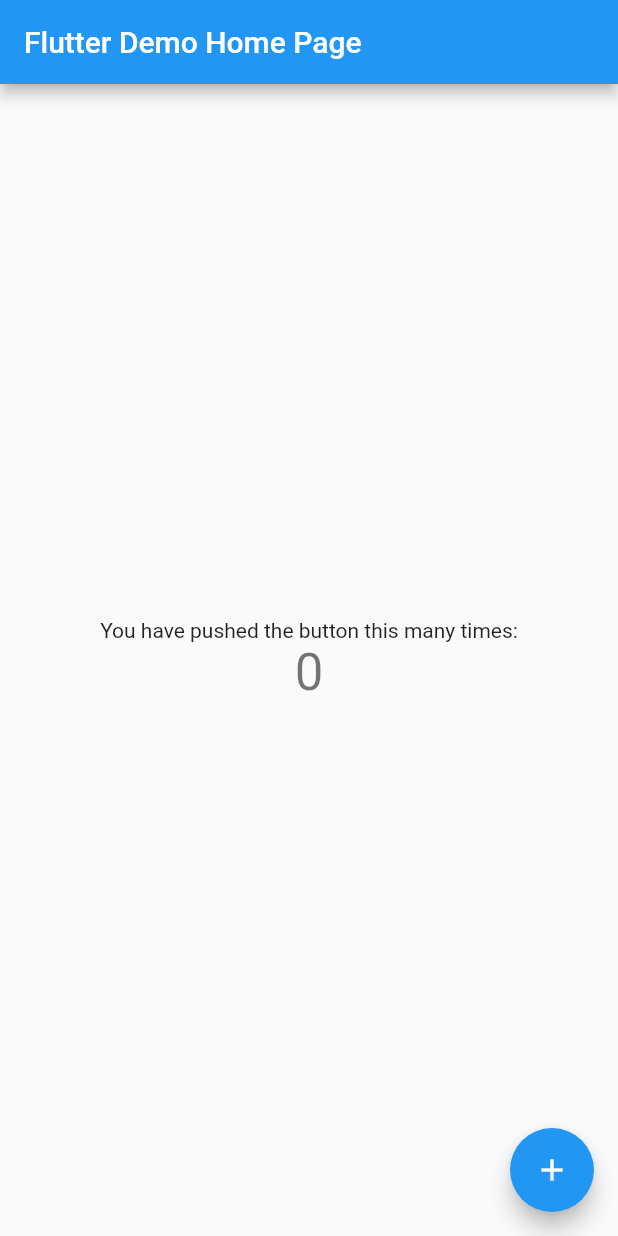
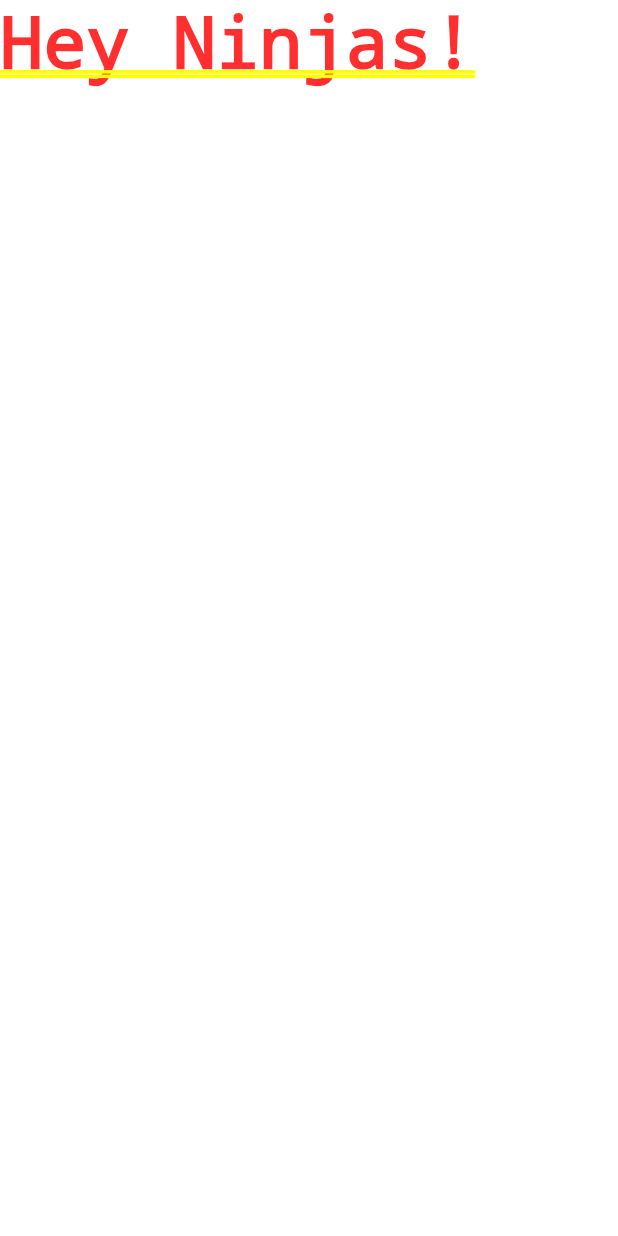
Before and after one commit to SafNaaz/myapp, a Flutter app: the screen it shows after launch, on a phone screen of 412 x 824 dp. Run offline on Flutter 3.47's test engine with Material 2 defaults, Android fonts, the phone set to English and light mode, and no system bars.

Commit message:
Hello Ninjas

```diff
--- a/lib/main.dart
+++ b/lib/main.dart
@@ -1,117 +1,7 @@
 import 'package:flutter/material.dart';
 
 void main() {
-  runApp(MyApp());
+  runApp(MaterialApp(
+    home : Text('Hey Ninjas!'),
+  ));
 }
-
-class MyApp extends StatelessWidget {
-  // This widget is the root of your application.
-  @override
-  Widget build(BuildContext context) {
-    return MaterialApp(
-      title: 'Flutter Demo',
-      theme: ThemeData(
-        // This is the theme of your application.
-        //
-        // Try running your application with "flutter run". You'll see the
-        // application has a blue toolbar. Then, without quitting the app, try
-        // changing the primarySwatch below to Colors.green and then invoke
-        // "hot reload" (press "r" in the console where you ran "flutter run",
-        // or simply save your changes to "hot reload" in a Flutter IDE).
-        // Notice that the counter didn't reset back to zero; the application
-        // is not restarted.
-        primarySwatch: Colors.blue,
-        // This makes the visual density adapt to the platform that you run
-        // the app on. For desktop platforms, the controls will be smaller and
-        // closer together (more dense) than on mobile platforms.
-        visualDensity: VisualDensity.adaptivePlatformDensity,
-      ),
-      home: MyHomePage(title: 'Flutter Demo Home Page'),
-    );
-  }
-}
-
-class MyHomePage extends StatefulWidget {
-  MyHomePage({Key key, this.title}) : super(key: key);
-
-  // This widget is the home page of your application. It is stateful, meaning
-  // that it has a State object (defined below) that contains fields that affect
-  // how it looks.
-
-  // This class is the configuration for the state. It holds the values (in this
-  // case the title) provided by the parent (in this case the App widget) and
-  // used by the build method of the State. Fields in a Widget subclass are
-  // always marked "final".
-
-  final String title;
-
-  @override
-  _MyHomePageState createState() => _MyHomePageState();
-}
-
-class _MyHomePageState extends State<MyHomePage> {
-  int _counter = 0;
-
-  void _incrementCounter() {
-    setState(() {
-      // This call to setState tells the Flutter framework that something has
-      // changed in this State, which causes it to rerun the build method below
-      // so that the display can reflect the updated values. If we changed
-      // _counter without calling setState(), then the build method would not be
-      // called again, and so nothing would appear to happen.
-      _counter++;
-    });
-  }
-
-  @override
-  Widget build(BuildContext context) {
-    // This method is rerun every time setState is called, for instance as done
-    // by the _incrementCounter method above.
-    //
-    // The Flutter framework has been optimized to make rerunning build methods
-    // fast, so that you can just rebuild anything that needs updating rather
-    // than having to individually change instances of widgets.
-    return Scaffold(
-      appBar: AppBar(
-        // Here we take the value from the MyHomePage object that was created by
-        // the App.build method, and use it to set our appbar title.
-        title: Text(widget.title),
-      ),
-      body: Center(
-        // Center is a layout widget. It takes a single child and positions it
-        // in the middle of the parent.
-        child: Column(
-          // Column is also a layout widget. It takes a list of children and
-          // arranges them vertically. By default, it sizes itself to fit its
-          // children horizontally, and tries to be as tall as its parent.
-          //
-          // Invoke "debug painting" (press "p" in the console, choose the
-          // "Toggle Debug Paint" action from the Flutter Inspector in Android
-          // Studio, or the "Toggle Debug Paint" command in Visual Studio Code)
-          // to see the wireframe for each widget.
-          //
-          // Column has various properties to control how it sizes itself and
-          // how it positions its children. Here we use mainAxisAlignment to
-          // center the children vertically; the main axis here is the vertical
-          // axis because Columns are vertical (the cross axis would be
-          // horizontal).
-          mainAxisAlignment: MainAxisAlignment.center,
-          children: <Widget>[
-            Text(
-              'You have pushed the button this many times:',
-            ),
-            Text(
-              '$_counter',
-              style: Theme.of(context).textTheme.headline4,
-            ),
-          ],
-        ),
-      ),
-      floatingActionButton: FloatingActionButton(
-        onPressed: _incrementCounter,
-        tooltip: 'Increment',
-        child: Icon(Icons.add),
-      ), // This trailing comma makes auto-formatting nicer for build methods.
-    );
-  }
-}
```
